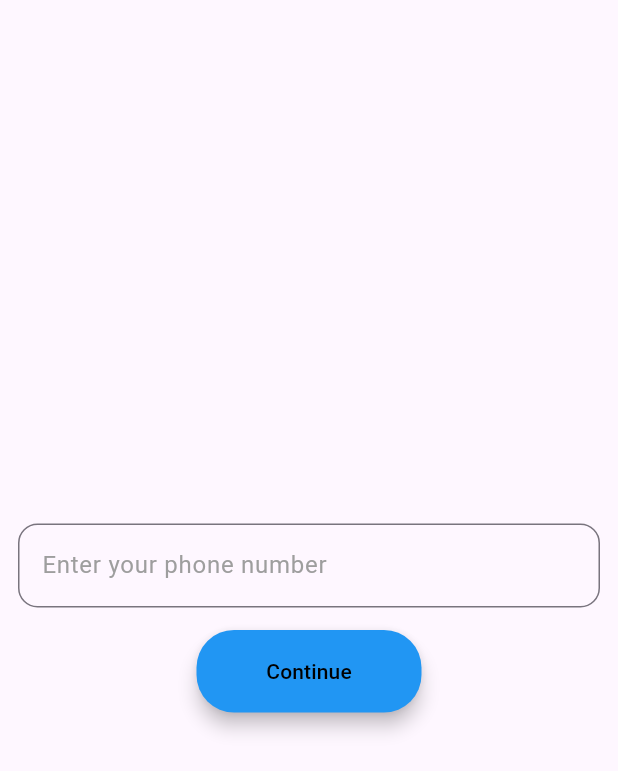
After one commit to AbdelrahmanZeid/TaklyApp, a Flutter app: the ContinueWithPhone screen opened by its route, on a phone screen of 412 x 824 dp. The commit adds this screen. Shown: the top 771 px of the screen. Run offline on Flutter 3.47's test engine with Material 2 defaults, Android fonts, the phone set to English and light mode, and no system bars; our stand-ins replace bloc, cloud_firestore, easy_splash_screen, firebase_auth, firebase_core, firebase_storage and 5 more; missing offline and left inert: flutter_facebook_auth, twitter_login; accounts and stored records are empty.

Commit message:
finish talklyapp

```diff
--- a/lib/main.dart
+++ b/lib/main.dart
@@ -10,6 +10,7 @@ import 'package:takly/cubits/pick_image_cubit/pick_image_cubit.dart';
 import 'package:takly/cubits/send_messsage_cubit/send_message_cubit.dart';
 import 'package:takly/cubits/sign_up_cubit/sign_up_cubit.dart';
 import 'package:takly/screens/chat_screen.dart';
+import 'package:takly/screens/continue_with_phone_screen.dart';
 import 'package:takly/screens/forget_password_screen.dart';
 import 'package:takly/screens/home_screen.dart';
 import 'package:takly/screens/login_screen.dart';
@@ -71,6 +72,7 @@ class Takly extends StatelessWidget {
           WelcomeScreen.routeName: (context) => WelcomeScreen(),
           HomeScreen.routeName: (context) => HomeScreen(),
           ForgetPassword.routeName:(context)=>ForgetPassword(),
+          ContinueWithPhone.routeName:(context) =>ContinueWithPhone(),
         },
       ),
     );
--- /dev/null
+++ b/lib/screens/continue_with_phone_screen.dart
@@ -0,0 +1,76 @@
+import 'package:flutter/material.dart';
+import 'package:takly/screens/home_screen.dart';
+  import 'package:takly/widgets/custom_text_form_field.dart';
+
+class ContinueWithPhone extends StatefulWidget {
+  static const routeName = 'continuewithphone';
+
+  @override
+  State<ContinueWithPhone> createState() => _ContinueWithPhoneState();
+}
+
+class _ContinueWithPhoneState extends State<ContinueWithPhone> {
+  @override
+  final formKey = GlobalKey<FormState>();
+   late String phoneNumber;
+  Widget build(BuildContext context) {
+    return Scaffold(
+      body: Form(
+        key: formKey,
+        child: Padding(
+          padding: const EdgeInsets.all(12.0),
+          child: Column(
+            mainAxisAlignment: MainAxisAlignment.center,
+            children: [
+              CustomTextFormField(
+                textInputType: TextInputType.number,
+                lable: 'Enter your phone number',
+                obscureText: false,
+                validator: (phone) {
+                  if (phone!.isEmpty) {
+                    'Field is required';
+                  } else if (phone.length < 11) {
+                    'Invalid phone number ';
+                  } else{
+                    return null;
+                  }
+
+                },
+                onSaved: (phone) {
+                  if (phone!.isNotEmpty) {
+                    phoneNumber=phone;
+                  }else{
+                    return null;
+                  }
+                },
+              ),
+              const SizedBox(
+                height: 15,
+              ),
+              ElevatedButton(
+                style: ElevatedButton.styleFrom(
+                  minimumSize: Size(150, 55),
+                  elevation: 5,
+                  backgroundColor: Colors.blue,
+                  shape: RoundedRectangleBorder(
+                    borderRadius: BorderRadius.circular(25),
+                  ),
+                ),
+                onPressed: () {
+                  if (formKey.currentState!.validate()) {
+                    formKey.currentState!.save();
+                    Navigator.pushNamed(context, HomeScreen.routeName);
+                  }
+                },
+                child: Text(
+                  'Continue',
+                  style: TextStyle(color: Colors.black),
+                ),
+              ),
+            ],
+          ),
+        ),
+      ),
+    );
+  }
+}
--- a/lib/screens/login_screen.dart
+++ b/lib/screens/login_screen.dart
@@ -5,8 +5,7 @@ import 'package:get/get.dart';
 import 'package:takly/constants/app_constant.dart';
 import 'package:takly/cubits/login_cubit/login_cubit.dart';
 import 'package:takly/cubits/login_cubit/login_states.dart';
-import 'package:takly/screens/forget_password_screen.dart';
-import 'package:takly/screens/home_screen.dart';
+ import 'package:takly/screens/home_screen.dart';
 
 import '../widgets/custom_text_form_field.dart';
 
@@ -158,12 +157,12 @@ class LoginScreen extends StatelessWidget {
                       ),
                       TextButton(
                         onPressed: () async {
-                          // await FirebaseAuth.instance.sendPasswordResetEmail(
-                          //     email: chatCubit.userEmail);
-                          // Get.snackbar('Reset your email',
-                          //     'please check your email to reset password');
-                          Navigator.pushNamed(
-                              context, ForgetPassword.routeName);
+                               await FirebaseAuth.instance.sendPasswordResetEmail(email: chatCubit. userEmail);
+
+                        //  chatCubit.reserPassword();
+                          Get.snackbar('Reset your email',
+                              'please check your email to reset password');
+
                         },
                         child: Text(
                           'Forget Password ?',
--- a/lib/widgets/custom_button.dart
+++ b/lib/widgets/custom_button.dart
@@ -5,12 +5,12 @@ class CustomButton extends StatelessWidget {
     super.key,
     required this.btnText,
     this.imagePath,
-    required this.socialName,
+     this.socialName,
     required this.onPressed,
   });
   final String btnText;
   final String? imagePath;
-  final String socialName;
+  final String? socialName;
   final VoidCallback onPressed;
 
   @override
--- a/lib/widgets/custom_chat_call_item.dart
+++ b/lib/widgets/custom_chat_call_item.dart
@@ -33,6 +33,7 @@ class CustomChatCallItem extends StatelessWidget {
                   style: TextStyle(
                     fontWeight: FontWeight.bold,
                     fontSize: 18,
+                    color: Colors.grey
                   ),
                 ),
               ),
@@ -56,6 +57,7 @@ class CustomChatCallItem extends StatelessWidget {
                   'Call',
                   style: TextStyle(
                     fontWeight: FontWeight.bold,
+                    color: Colors.grey,
                     fontSize: 18,
                   ),
                 ),
```
Also changed, not shown: lib/cubits/login_cubit/login_cubit.dart (+18 -1 lines), lib/cubits/login_cubit/login_states.dart (+9 -0 lines), lib/screens/profile_screen.dart (+0 -25 lines), lib/screens/welcome_screen.dart (+4 -5 lines).
